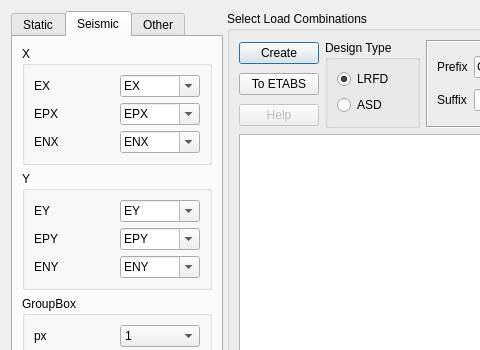
The window that widgets/define/create_load_combinations.ui (ebrahimraeyat/civilTools) describes before a commit, drawn with Qt 5; both pictures show x 0 to 480 and y 0 to 350 of the 805 by 746 pixel window.
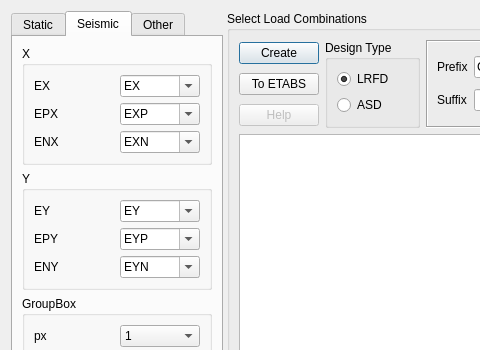
The same window after the commit. The open tabs and pages were chosen to show the change. Icons and pictures are not drawn.

Commit message: Rename earthquakes in create load combinations

Patch:
```diff
--- a/widgets/define/create_load_combinations.ui
+++ b/widgets/define/create_load_combinations.ui
@@ -386,7 +386,7 @@
              </property>
              <item>
               <property name="text">
-               <string>EPY</string>
+               <string>EYP</string>
               </property>
              </item>
             </widget>
@@ -405,7 +405,7 @@
              </property>
              <item>
               <property name="text">
-               <string>ENY</string>
+               <string>EYN</string>
               </property>
              </item>
             </widget>
@@ -458,7 +458,7 @@
              </property>
              <item>
               <property name="text">
-               <string>EPX</string>
+               <string>EXP</string>
               </property>
              </item>
             </widget>
@@ -477,7 +477,7 @@
              </property>
              <item>
               <property name="text">
-               <string>ENX</string>
+               <string>EXN</string>
               </property>
              </item>
             </widget>
```
